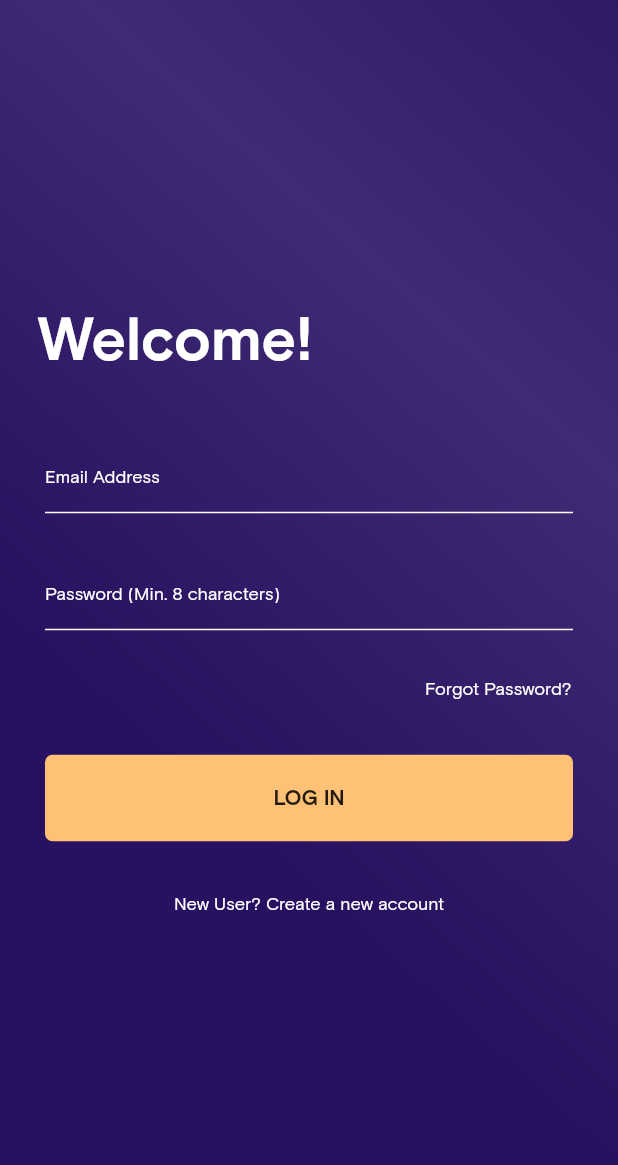
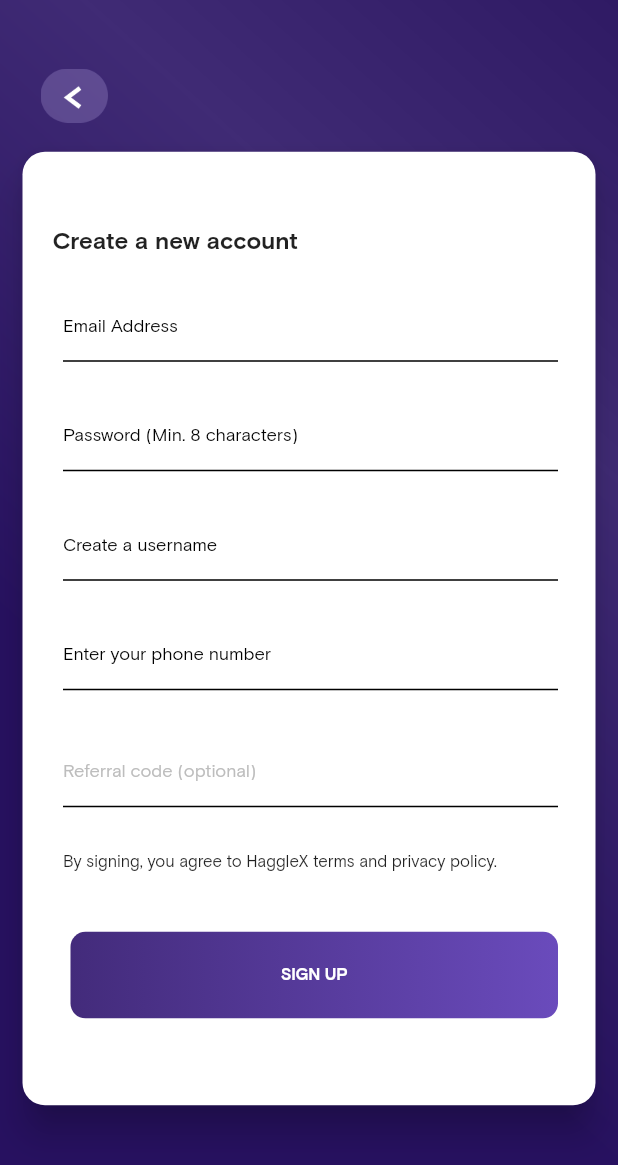
Before and after one commit to classyk12/HaggleX, a Flutter app: the ResgisterScreen screen opened by its route, on a phone screen of 412 x 824 dp. Shown: the top 1165 px of the screen. Run offline on Flutter 3.47's test engine with Material 2 defaults, Android fonts, the phone set to English and light mode, and no system bars; our stand-ins replace data_connection_checker, dio, get.

Commit message:
added sign up screen

```diff
--- a/lib/screens/login.dart
+++ b/lib/screens/login.dart
@@ -64,9 +64,7 @@ class LoginScreen extends StatelessWidget {
                     alignment: Alignment.centerRight,
                     // ignore: deprecated_member_use
                     child: FlatButton(
-                        onPressed: () {
-                          Get.toNamed('/forgot-password');
-                        },
+                        onPressed: () => null,
                         child: Text("Forgot Password?",
                             style:
                                 TextStyle(color: Colors.white, fontSize: 12)))),
@@ -90,12 +88,15 @@ class LoginScreen extends StatelessWidget {
                   child: Row(
                       mainAxisAlignment: MainAxisAlignment.center,
                       children: <Widget>[
-                        Text(
-                          "New User? Create a new account",
-                          style: TextStyle(
-                              color: Colors.white,
-                              fontWeight: FontWeight.normal,
-                              fontSize: 12),
+                        InkWell(
+                          onTap: () => Get.toNamed('/register'),
+                          child: Text(
+                            "New User? Create a new account",
+                            style: TextStyle(
+                                color: Colors.white,
+                                fontWeight: FontWeight.normal,
+                                fontSize: 12),
+                          ),
                         ),
                       ]),
                 ),
--- a/lib/screens/signup.dart
+++ b/lib/screens/signup.dart
@@ -5,7 +5,6 @@ import 'package:haggle_clone/controllers/login-controller.dart';
 import 'package:haggle_clone/helpers/connection-checker.dart';
 import 'package:haggle_clone/utils.dart/margin.dart';
 import 'package:haggle_clone/utils.dart/text-input.dart';
-import 'package:haggle_clone/utils.dart/themes.dart';
 import 'package:haggle_clone/widgets/button.dart';
 
 class ResgisterScreen extends StatelessWidget {
@@ -22,70 +21,172 @@ class ResgisterScreen extends StatelessWidget {
         ),
       ),
       child: Padding(
-          padding: const EdgeInsets.all(15.0),
-          child: Column(
-            mainAxisAlignment: MainAxisAlignment.center,
-            crossAxisAlignment: CrossAxisAlignment.start,
+        padding: const EdgeInsets.only(left: 15.0, right: 15.0, bottom: 0),
+        child: ListView(
           children: <Widget>[
+            YMargin(Get.height * 0.05),
+            InkWell(
+              onTap: () => Get.back(),
+              child: Align(
+                alignment: Alignment.centerLeft,
+                child: Padding(
+                  padding: const EdgeInsets.only(left: 12.0),
+                  child: Image.asset(
+                    'assets/images/back-icon.png',
+                    height: 45,
+                    width: 45,
+                  ),
+                ),
+              ),
+            ),
             Padding(
-                padding: const EdgeInsets.only(bottom: 40, left: 10),
-                child: Text("Welcome!",
+              padding: const EdgeInsets.only(top: 15.0, bottom: 50),
+              child: Card(
+                margin: EdgeInsets.only(bottom: 20),
+                shape: RoundedRectangleBorder(
+                  borderRadius: BorderRadius.circular(15.0),
+                ),
+                elevation: 10,
+                color: Colors.white,
+                child: Padding(
+                  padding:
+                      const EdgeInsets.only(left: 12.0, right: 10, bottom: 10),
+                  child: ListView(shrinkWrap: true, children: [
+                    Padding(
+                      padding:
+                          const EdgeInsets.only(left: 8.0, bottom: 18, top: 50),
+                      child: Text("Create a new account",
                           style: TextStyle(
-                        color: Colors.white,
-                        fontSize: 40,
-                        fontWeight: FontWeight.bold)),
+                              fontWeight: FontWeight.bold, fontSize: 16)),
                     ),
-              TextInput(
-                controller: _loginController.usernameController,
-                keyboardType: TextInputType.emailAddress,
-                borderColor: Colors.white,
-                focusedBorderColor: Colors.white,
-                labelText: "Email Address",
-                isPassword: false,
-                textColor: Colors.white,
-                labelTextColor: Colors.white,
-              ),
-              YMargin(20),
                     GetBuilder<LoginController>(
                         builder: (value) => TextInput(
                             // icon: Icons.remove_red_eye,
                             //  iconAction: () => value.showPassword(),
                             controller: _loginController.passwordController,
                             keyboardType: TextInputType.text,
-                      borderColor: Colors.white,
-                      focusedBorderColor: Colors.white,
+                            borderColor: Colors.black,
+                            focusedBorderColor: Colors.black,
+                            labelText: "Email Address",
+                            isPassword: false,
+                            textColor: Colors.black,
+                            labelTextColor: Colors.black)),
+                    YMargin(15),
+                    GetBuilder<LoginController>(
+                        builder: (value) => TextInput(
+                            // icon: Icons.remove_red_eye,
+                            //  iconAction: () => value.showPassword(),
+                            controller: _loginController.passwordController,
+                            keyboardType: TextInputType.text,
+                            borderColor: Colors.black,
+                            focusedBorderColor: Colors.black,
                             labelText: "Password (Min. 8 characters)",
-                      isPassword: value.isPassword,
-                      textColor: Colors.white,
-                      labelTextColor: Colors.white)),
+                            isPassword: false,
+                            textColor: Colors.black,
+                            labelTextColor: Colors.black)),
+                    YMargin(15),
+                    GetBuilder<LoginController>(
+                        builder: (value) => TextInput(
+                            // icon: Icons.remove_red_eye,
+                            //  iconAction: () => value.showPassword(),
+                            controller: _loginController.passwordController,
+                            keyboardType: TextInputType.text,
+                            borderColor: Colors.black,
+                            focusedBorderColor: Colors.black,
+                            labelText: "Create a username",
+                            isPassword: false,
+                            textColor: Colors.black,
+                            labelTextColor: Colors.black)),
+                    YMargin(15),
+                    // TextInput(
+                    //   controller: _loginController.passwordController,
+                    //   borderColor: Colors.grey,
+                    //   focusedBorderColor: Colors.grey,
+                    //   labelText: 'Phone number',
+                    //   isPassword: false,
+                    //   textColor: Colors.black,
+                    //   labelTextColor: Colors.grey[600],
+                    //   keyboardType: TextInputType.phone,
+                    //   prefixWidget: Container(
+                    //     width: 45,
+                    //     height: 20,
+                    //     child: Row(children: <Widget>[
+                    //       Image.asset('assets/images/logo1.png',
+                    //           height: 14, width: 14),
+                    //       Padding(
+                    //         padding:
+                    //             const EdgeInsets.only(right: 1.0, left: 0.5),
+                    //         child: Text("+234", style: TextStyle(fontSize: 10)),
+                    //       )
+                    //     ]),
+                    //   ),
+                    // ),
+                    Row(mainAxisAlignment: MainAxisAlignment.start, children: [
+                      // Container(
+                      //   width: 0.2,
+                      //   color: Colors.red,
+                      //   child: Text('pnc'),
+                      // ),
+                      Expanded(
+                        child: GetBuilder<LoginController>(
+                            builder: (value) => TextInput(
+                                controller: _loginController.passwordController,
+                                keyboardType: TextInputType.text,
+                                borderColor: Colors.black,
+                                focusedBorderColor: Colors.black,
+                                labelText: "Enter your phone number",
+                                isPassword: false,
+                                textColor: Colors.black,
+                                labelTextColor: Colors.black)),
+                      ),
+                    ]),
+                    YMargin(20),
+                    GetBuilder<LoginController>(
+                        builder: (value) => TextInput(
+                            controller: _loginController.passwordController,
+                            keyboardType: TextInputType.text,
+                            borderColor: Colors.black,
+                            focusedBorderColor: Colors.black,
+                            labelText: "Referral code (optional)",
+                            isPassword: false,
+                            textColor: Colors.black,
+                            labelTextColor: Colors.grey[400])),
+                    YMargin(15),
                     Padding(
-                padding: const EdgeInsets.only(top: 10.0, bottom: 20.0),
-                child: Align(
-                    alignment: Alignment.centerRight,
-                    // ignore: deprecated_member_use
-                    child: FlatButton(
-                        onPressed: () {
-                          Get.toNamed('/forgot-password');
-                        },
-                        child: Text("Forgot Password?",
-                            style:
-                                TextStyle(color: Colors.white, fontSize: 12)))),
+                      padding: const EdgeInsets.only(
+                          top: 10.0, bottom: 40, left: 15),
+                      child: Text(
+                          'By signing, you agree to HaggleX terms and privacy policy.',
+                          style: TextStyle(fontSize: 11)),
                     ),
                     Padding(
-                padding:
-                    const EdgeInsets.only(left: 15.0, right: 15, bottom: 25),
+                      padding: const EdgeInsets.only(
+                          left: 20.0, right: 15, bottom: 25),
                       child: Button(
-                    text: 'LOG IN',
+                        buttonColor: Colors.white,
+                        decoration: BoxDecoration(
+                          borderRadius: BorderRadius.all(Radius.circular(10)),
+                          gradient: LinearGradient(
+                            begin: Alignment.centerLeft,
+                            end: Alignment.centerRight,
+                            colors: [
+                              Color(0xFF432B7B),
+                              Color(0xFF6A4BBC),
+                            ],
+                          ),
+                        ),
+                        text: 'SIGN UP',
+
                         onPressed: () {
                           InternetHelper.checkInternet(
                               function: () => _loginController.login());
                         },
                         //width: Get.width * 0.8,
                         height: Get.height * 0.07,
-                    color: buttonYellow),
+                      ),
                     ),
                     Padding(
-                padding: const EdgeInsets.only(bottom: 12.0, top: 10),
+                      padding: const EdgeInsets.only(top: 10),
                       child: Center(
                         child: Row(
                             mainAxisAlignment: MainAxisAlignment.center,
@@ -95,15 +196,18 @@ class ResgisterScreen extends StatelessWidget {
                                 style: TextStyle(
                                     color: Colors.white,
                                     fontWeight: FontWeight.normal,
-                              fontSize: 12),
+                                    fontSize: 11),
                               ),
                             ]),
+                      ),
+                    ),
+                  ]),
+                ),
               ),
             ),
           ],
         ),
       ),
-      ),
-    );
+    ));
   }
 }
--- a/lib/utils.dart/text-input.dart
+++ b/lib/utils.dart/text-input.dart
@@ -5,6 +5,7 @@ class TextInput extends StatefulWidget {
   final TextEditingController controller;
   final TextInputType keyboardType;
   final Color textColor;
+  final double borderWidth;
   final String hintText;
   final String Function(String) validator;
   final VoidCallback iconAction;
@@ -29,6 +30,7 @@ class TextInput extends StatefulWidget {
       this.labelTextColor,
       this.prefixWidget,
       this.icon,
+      this.borderWidth,
       this.borderColor,
       this.focusedBorderColor,
       this.isPassword,
@@ -58,6 +60,7 @@ class _TextInputState extends State<TextInput> {
               labelStyle: TextStyle(
                   color: this.widget.labelTextColor,
                   fontSize: 12,
+                  fontFamily: 'BasisGrotesquePro',
                   letterSpacing: 0.0),
               hintText: this.widget.hintText ?? null,
               isDense: true,
@@ -82,6 +85,7 @@ class _TextInputState extends State<TextInput> {
                   null,
               enabledBorder: UnderlineInputBorder(
                       borderSide: BorderSide(
+                          width: this.widget.borderWidth ?? 1.0,
                           color: this.widget.borderColor ?? Colors.black)) ??
                   null,
               focusedBorder: UnderlineInputBorder(
--- a/lib/widgets/button.dart
+++ b/lib/widgets/button.dart
@@ -7,7 +7,9 @@ class Button extends StatelessWidget {
   final double width;
   final double height;
   final Color color;
-  final double radius;
+  final double fontSize;
+  final BoxDecoration decoration;
+  final Color buttonColor;
 
   Button(
       {@required this.text,
@@ -15,11 +17,14 @@ class Button extends StatelessWidget {
       this.width = 0.0,
       this.height = 0.0,
       this.color,
-      this.radius = 10.0});
+      this.fontSize = 11.0,
+      this.decoration,
+      this.buttonColor});
 
   @override
   Widget build(BuildContext context) {
     return Container(
+      decoration: this.decoration ?? null,
       width: width == 0.0 ? screenWidth(context) : width,
       constraints: BoxConstraints.tightForFinite(),
       height: this.height,
@@ -33,7 +38,10 @@ class Button extends StatelessWidget {
           padding: const EdgeInsets.all(12.0),
           child: Text(
             text,
-            style: TextStyle(fontSize: 14, fontWeight: FontWeight.bold),
+            style: TextStyle(
+                fontSize: this.fontSize,
+                fontWeight: FontWeight.bold,
+                color: this.buttonColor ?? Colors.black),
           ),
         ),
         shape: RoundedRectangleBorder(
```
Lines whose indentation alone changed are shown as unchanged.
